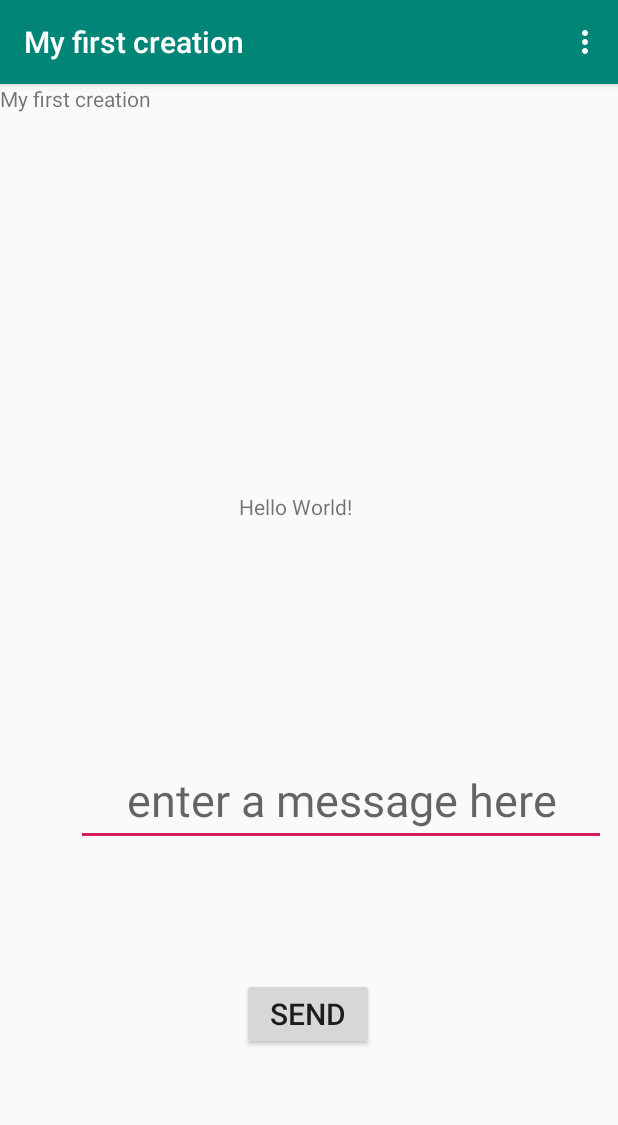
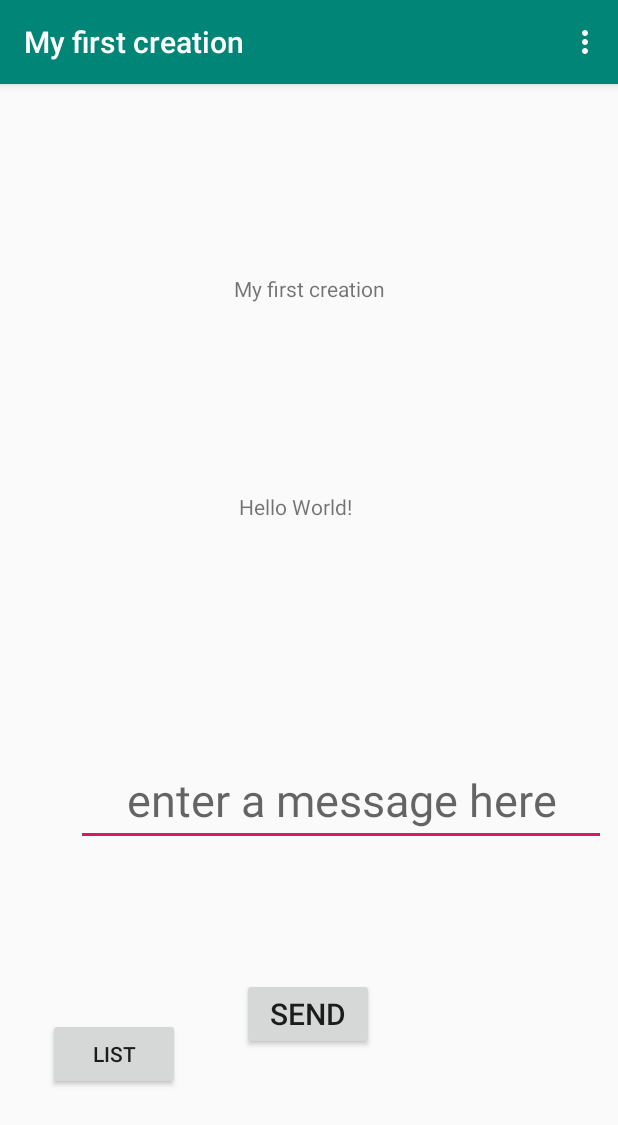
Before and after one commit to KATUSIIMESUSAN12/My_first_creation, an Android app: the screen it shows after launch (MainActivity), on a phone screen of 412 x 824 dp. Shown: the top 1125 px of the screen. Run offline under Robolectric (Android 15) with nearby library versions, the phone set to English and light mode, and no system bars.

Commit message:
c file and music

```diff
--- a/app/src/main/AndroidManifest.xml
+++ b/app/src/main/AndroidManifest.xml
@@ -9,13 +9,15 @@
         android:roundIcon="@mipmap/ic_launcher_round"
         android:supportsRtl="true"
         android:theme="@style/AppTheme">
-        <activity android:name=".activitytwo"></activity>
+        <activity android:name=".list"></activity>
+        <activity android:name=".activitytwo" />
         <activity android:name=".activityone" />
         <activity android:name=".kats" />
         <activity android:name=".susan" />
         <activity android:name=".sue" />
         <activity android:name=".DisplayMessageActivity" />
-        <activity android:name=".MainActivity">
+        <activity android:name=".MainActivity" />
+        <activity android:name=".splashscreen">
             <intent-filter>
                 <action android:name="android.intent.action.MAIN" />
 
--- a/app/src/main/java/com/example/myfirstcreation/MainActivity.java
+++ b/app/src/main/java/com/example/myfirstcreation/MainActivity.java
@@ -7,15 +7,25 @@ import android.os.Bundle;
 import android.view.Menu;
 import android.view.MenuItem;
 import android.view.View;
+import android.widget.Button;
 import android.widget.EditText;
 import android.widget.Toast;
 
 public class MainActivity extends AppCompatActivity {
+Button list;
 
     @Override
     protected void onCreate(Bundle savedInstanceState) {
         super.onCreate(savedInstanceState);
         setContentView(R.layout.activity_main);
+        list=findViewById(R.id.button4);
+        list.setOnClickListener(new View.OnClickListener() {
+            @Override
+            public void onClick(View v) {
+                Intent intent=new Intent(MainActivity.this, com.example.myfirstcreation.list.class);
+                startActivity(intent);
+            }
+        });
     }
     public void sendMessage(View view){
         EditText message=(EditText)findViewById(R.id.message);
--- /dev/null
+++ b/app/src/main/java/com/example/myfirstcreation/splashscreen.java
@@ -0,0 +1,27 @@
+package com.example.myfirstcreation;
+
+import androidx.appcompat.app.AppCompatActivity;
+
+import android.content.Intent;
+import android.os.Bundle;
+import android.os.Handler;
+
+public class splashscreen extends AppCompatActivity {
+
+    @Override
+    protected void onCreate(Bundle savedInstanceState) {
+        super.onCreate(savedInstanceState);
+        setContentView(R.layout.activity_splashscreen);
+        new Handler().postDelayed(new Runnable() {
+            @Override
+            public void run() {
+                Intent mainIntent = new Intent(splashscreen.this, MainActivity.class);
+                startActivity(mainIntent);
+                finish();
+            }
+        },3000);
+    }
+    public void onBackPressed(){
+
+    }
+}
--- a/app/src/main/res/layout/activity_main.xml
+++ b/app/src/main/res/layout/activity_main.xml
@@ -56,7 +56,21 @@
         android:layout_width="wrap_content"
         android:layout_height="wrap_content"
         android:text="@string/app_name"
-        tools:layout_editor_absoluteX="102dp"
-        tools:layout_editor_absoluteY="264dp" />
+        app:layout_constraintBottom_toTopOf="@+id/textView"
+        app:layout_constraintEnd_toEndOf="parent"
+        app:layout_constraintStart_toStartOf="parent"
+        app:layout_constraintTop_toTopOf="parent" />
+
+    <Button
+        android:id="@+id/button4"
+        android:layout_width="wrap_content"
+        android:layout_height="wrap_content"
+        android:text="list"
+        app:layout_constraintBottom_toBottomOf="parent"
+        app:layout_constraintEnd_toEndOf="parent"
+        app:layout_constraintHorizontal_bias="0.099"
+        app:layout_constraintStart_toStartOf="parent"
+        app:layout_constraintTop_toBottomOf="@+id/textView2"
+        app:layout_constraintVertical_bias="0.831" />
 
 </androidx.constraintlayout.widget.ConstraintLayout>
```
Also changed, not shown: app/src/main/res/layout/activity_splashscreen.xml (added, +20 -0 lines).
